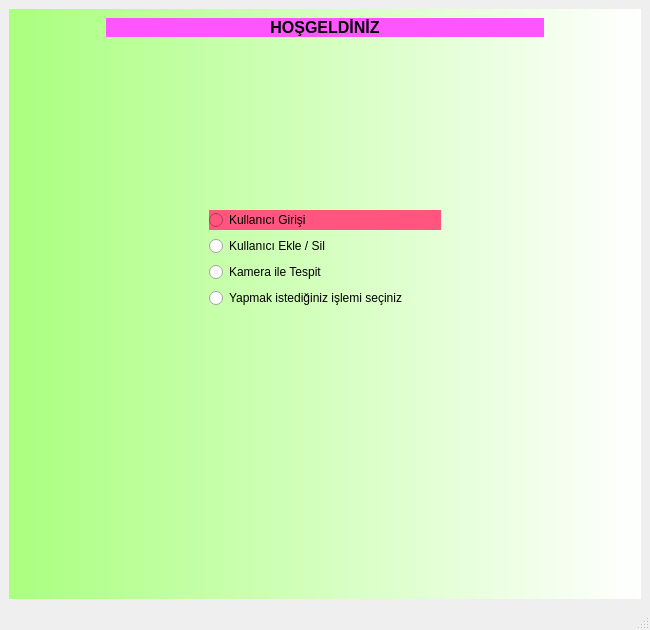
Old version of the form docs/MainWindow.ui in the repository hiilall/SQLite_ve_OpenCV_kullanimi.
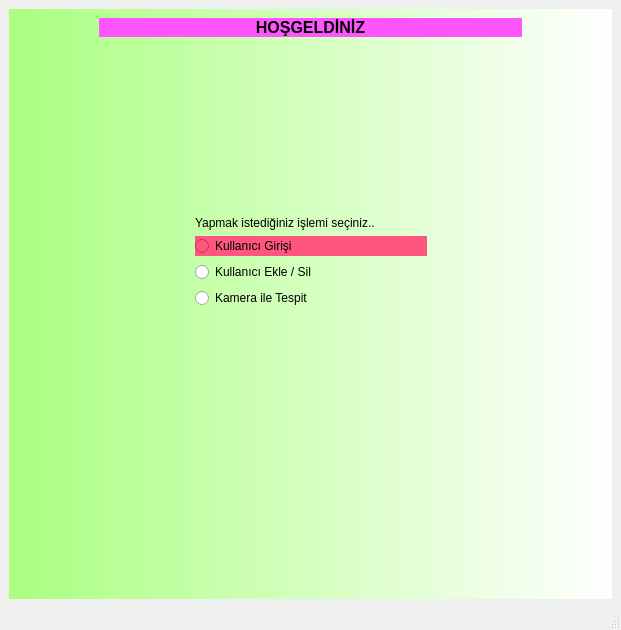
New version of the form.

Diff of the .ui file:
```diff
--- a/docs/MainWindow.ui
+++ b/docs/MainWindow.ui
@@ -6,7 +6,7 @@
    <rect>
     <x>0</x>
     <y>0</y>
-    <width>650</width>
+    <width>621</width>
     <height>630</height>
    </rect>
   </property>
@@ -107,6 +107,13 @@
              </property>
             </spacer>
            </item>
+           <item>
+            <widget class="QLabel" name="label_3">
+             <property name="text">
+              <string>Yapmak istediğiniz işlemi seçiniz..</string>
+             </property>
+            </widget>
+           </item>
            <item>
             <widget class="QRadioButton" name="radioButtonGiris">
              <property name="sizePolicy">
@@ -137,13 +144,6 @@
              </property>
             </widget>
            </item>
-           <item>
-            <widget class="QRadioButton" name="radioButtonKontrol">
-             <property name="text">
-              <string>Yapmak istediğiniz işlemi seçiniz</string>
-             </property>
-            </widget>
-           </item>
           </layout>
          </widget>
         </item>
```
Left out of the diff: 2 changed lines with no effect on the pictures.
